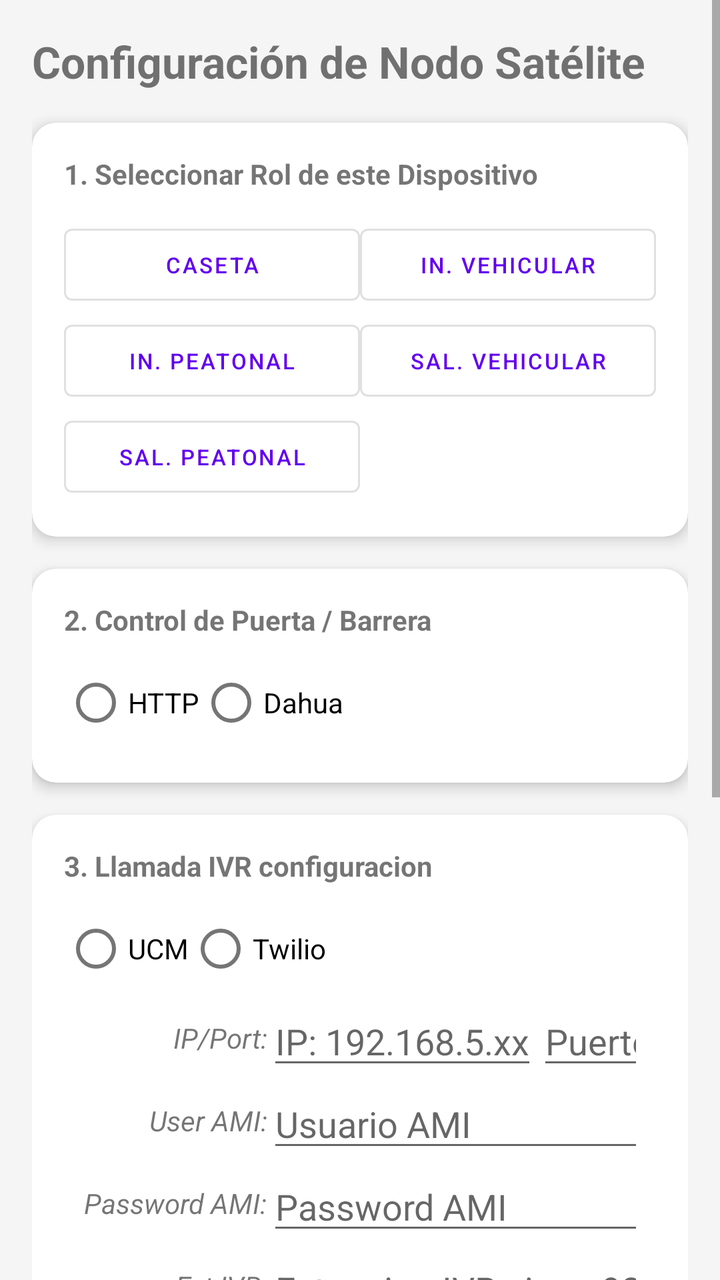
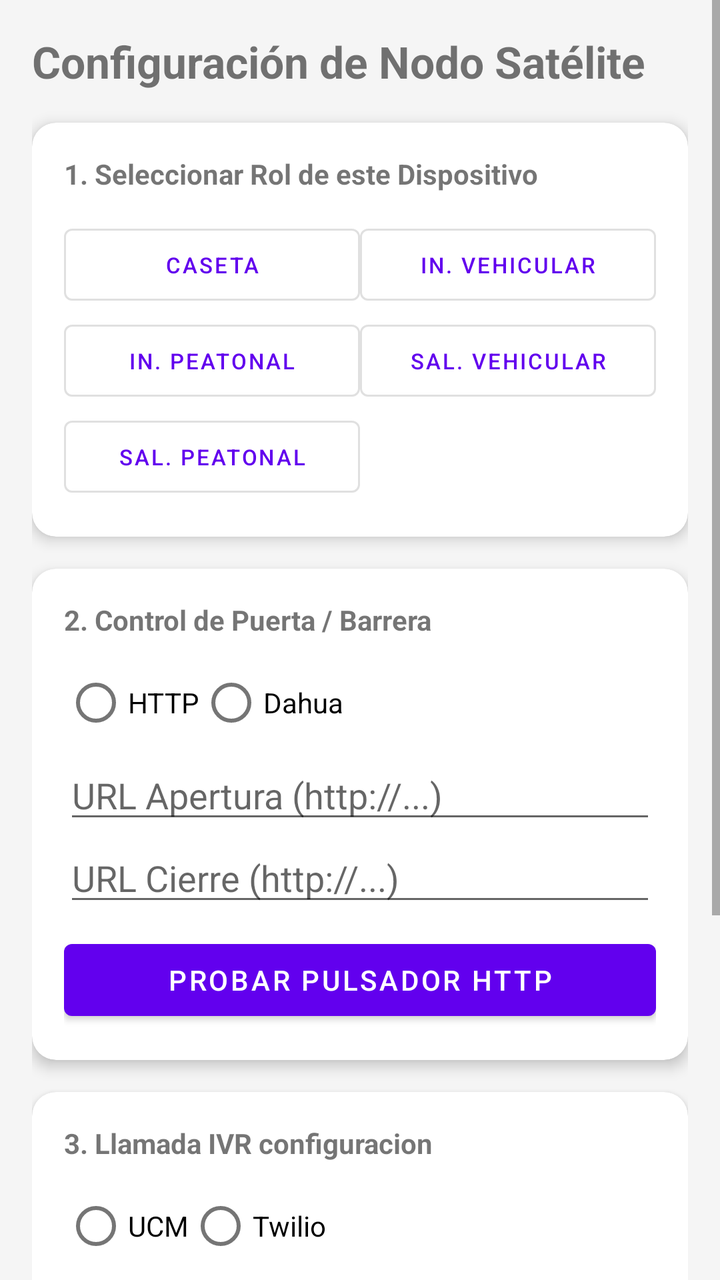

Two renders of the same Android screen: before a commit and after it. Below are the layout's source before the change and the commit's diff.
<!-- AndroidManifest.xml: application theme Theme.RondyAccesos -->
<!-- res/layout/activity_vigilante_config.xml -->
<?xml version="1.0" encoding="utf-8"?>
<ScrollView xmlns:android="http://schemas.android.com/apk/res/android"
    xmlns:app="http://schemas.android.com/apk/res-auto"
    xmlns:tools="http://schemas.android.com/tools"
    android:layout_width="match_parent"
    android:layout_height="match_parent"
    android:background="#F5F5F5">

    <LinearLayout
        android:layout_width="match_parent"
        android:layout_height="wrap_content"
        android:orientation="vertical"
        android:padding="16dp">

        <TextView
            android:layout_width="wrap_content"
            android:layout_height="wrap_content"
            android:text="Configuración de Nodo Satélite"
            android:textSize="22sp"
            android:textStyle="bold"
            android:layout_marginBottom="16dp"/>

        
        <com.google.android.material.card.MaterialCardView
            android:layout_width="match_parent"
            android:layout_height="wrap_content"
            app:cardCornerRadius="12dp"
            app:cardElevation="4dp"
            android:layout_marginBottom="16dp">

            <LinearLayout
                android:layout_width="match_parent"
                android:layout_height="wrap_content"
                android:orientation="vertical"
                android:padding="16dp">

                <TextView
                    android:layout_width="wrap_content"
                    android:layout_height="wrap_content"
                    android:text="1. Seleccionar Rol de este Dispositivo"
                    android:textStyle="bold"
                    android:layout_marginBottom="12dp"/>

                <GridLayout
                    android:layout_width="match_parent"
                    android:layout_height="wrap_content"
                    android:columnCount="2"
                    android:alignmentMode="alignMargins">

                    <Button android:id="@+id/btnConfigCaseta" style="@style/Widget.MaterialComponents.Button.OutlinedButton" android:layout_width="0dp" android:layout_gravity="fill" android:layout_columnWeight="1" android:text="Caseta" android:textSize="11sp"/>
                    <Button android:id="@+id/btnConfigIngresoVehicular" style="@style/Widget.MaterialComponents.Button.OutlinedButton" android:layout_width="0dp" android:layout_gravity="fill" android:layout_columnWeight="1" android:text="In. Vehicular" android:textSize="11sp"/>
                    <Button android:id="@+id/btnConfigIngresoPeatonal" style="@style/Widget.MaterialComponents.Button.OutlinedButton" android:layout_width="0dp" android:layout_gravity="fill" android:layout_columnWeight="1" android:text="In. Peatonal" android:textSize="11sp"/>
                    <Button android:id="@+id/btnConfigSalidaVehicular" style="@style/Widget.MaterialComponents.Button.OutlinedButton" android:layout_width="0dp" android:layout_gravity="fill" android:layout_columnWeight="1" android:text="Sal. Vehicular" android:textSize="11sp"/>
                    <Button android:id="@+id/btnConfigSalidaPeatonal" style="@style/Widget.MaterialComponents.Button.OutlinedButton" android:layout_width="0dp" android:layout_gravity="fill" android:layout_columnWeight="1" android:text="Sal. Peatonal" android:textSize="11sp"/>
                </GridLayout>
            </LinearLayout>
        </com.google.android.material.card.MaterialCardView>

        
        <com.google.android.material.card.MaterialCardView
            android:layout_width="match_parent"
            android:layout_height="wrap_content"
            app:cardCornerRadius="12dp"
            app:cardElevation="4dp"
            android:layout_marginBottom="16dp">

            <LinearLayout
                android:layout_width="match_parent"
                android:layout_height="wrap_content"
                android:orientation="vertical"
                android:padding="16dp">

                <TextView
                    android:layout_width="wrap_content"
                    android:layout_height="wrap_content"
                    android:text="2. Control de Puerta / Barrera"
                    android:textStyle="bold" />

                <RadioGroup
                    android:id="@+id/rgDoorType"
                    android:layout_width="match_parent"
                    android:layout_height="wrap_content"
                    android:orientation="horizontal"
                    android:layout_marginTop="8dp">
                    <RadioButton android:id="@+id/rbHttp" android:layout_width="wrap_content" android:layout_height="wrap_content" android:text="HTTP" />
                    <RadioButton android:id="@+id/rbDahua" android:layout_width="wrap_content" android:layout_height="wrap_content" android:text="Dahua" />
                </RadioGroup>

                
                <LinearLayout
                    android:id="@+id/layoutHttpFields"
                    android:layout_width="match_parent"
                    android:layout_height="wrap_content"
                    android:orientation="vertical"
                    android:visibility="gone">

                    <EditText
                        android:id="@+id/etUrlOpen"
                        android:layout_width="match_parent"
                        android:layout_height="wrap_content"
                        android:hint="URL Apertura (http://...)" />

                    <EditText
                        android:id="@+id/etUrlClose"
                        android:layout_width="match_parent"
                        android:layout_height="wrap_content"
                        android:hint="URL Cierre (http://...)" />

                    <Button
                        android:id="@+id/btnTestHttp"
                        android:layout_width="match_parent"
                        android:layout_height="wrap_content"
                        android:layout_marginTop="8dp"
                        android:text="Probar Pulsador HTTP" />
                </LinearLayout>

                
                <GridLayout
                    android:id="@+id/layoutDahuaFields"
                    android:layout_width="match_parent"
                    android:layout_height="wrap_content"
                    android:alignmentMode="alignMargins"
                    android:columnCount="2"
                    android:paddingHorizontal="10dp"
                    android:visibility="gone">

                    <TextView
                        android:layout_width="wrap_content"
                        android:layout_height="wrap_content"
                        android:text="IP:"
                        android:textStyle="italic" />

                    <EditText
                        android:id="@+id/etDahuaIp"
                        android:layout_width="match_parent"
                        android:layout_height="wrap_content"
                        android:hint="IP Dahua (192.168.x.x)" />


                    <TextView
                        android:layout_width="wrap_content"
                        android:layout_height="wrap_content"
                        android:text="Usuario:"
                        android:textStyle="italic" />

                    <EditText
                        android:id="@+id/etDahuaUser"
                        android:layout_width="match_parent"
                        android:layout_height="wrap_content"
                        android:hint="Usuario" />

                    <TextView
                        android:layout_width="wrap_content"
                        android:layout_height="wrap_content"
                        android:text="Password:"
                        android:textStyle="italic" />

                    <EditText
                        android:id="@+id/etDahuaPass"
                        android:layout_width="match_parent"
                        android:layout_height="wrap_content"
                        android:hint="Contraseña"
                        android:inputType="textPassword" />

                    <TextView
                        android:layout_width="wrap_content"
                        android:layout_height="wrap_content"
                        android:text="Puerta/Pluma:"
                        android:textStyle="italic" />

                    <TextView
                        android:id="@+id/txtPuertaConfiguradaInfo"
                        android:layout_width="wrap_content"
                        android:layout_height="wrap_content"
                        android:text="...."
                        android:textStyle="bold" />

                    <Button
                        android:id="@+id/btnDahuaConnect"
                        android:layout_width="match_parent"
                        android:layout_height="wrap_content"
                        android:layout_columnSpan="2"
                        android:text="Leer Puertas Disponibles" />

                    <Spinner
                        android:id="@+id/spDahuaDoors"
                        android:layout_width="match_parent"
                        android:layout_height="wrap_content"
                        android:layout_columnSpan="2"
                        android:layout_marginTop="8dp"
                        android:visibility="gone" />

                    <Button
                        android:id="@+id/btnTestDahua"
                        android:layout_width="match_parent"
                        android:layout_height="wrap_content"
                        android:layout_columnSpan="2"
                        android:layout_marginTop="8dp"
                        android:text="Probar Apertura Dahua"
                        android:visibility="gone" />
                </GridLayout>

            </LinearLayout>
        </com.google.android.material.card.MaterialCardView>

        
        <com.google.android.material.card.MaterialCardView
            android:layout_width="match_parent"
            android:layout_height="wrap_content"
            app:cardCornerRadius="12dp"
            app:cardElevation="4dp"
            android:layout_marginBottom="16dp">

            <LinearLayout
                android:layout_width="match_parent"
                android:layout_height="wrap_content"
                android:orientation="vertical"
                android:padding="16dp">

                <TextView
                    android:layout_width="wrap_content"
                    android:layout_height="wrap_content"
                    android:text="3. Llamada IVR configuracion"
                    android:textStyle="bold" />

                <RadioGroup
                    android:id="@+id/rgIVRType"
                    android:layout_width="match_parent"
                    android:layout_height="wrap_content"
                    android:orientation="horizontal"
                    android:layout_marginTop="8dp">
                    <RadioButton android:id="@+id/rbUCM" android:layout_width="wrap_content" android:layout_height="wrap_content" android:text="UCM" />
                    <RadioButton android:id="@+id/rbTwilio" android:layout_width="wrap_content" android:layout_height="wrap_content" android:text="Twilio" />
                </RadioGroup>

                
                <GridLayout
                    android:id="@+id/layoutUCMFields"
                    android:layout_width="match_parent"
                    android:layout_height="wrap_content"
                    android:alignmentMode="alignMargins"
                    android:columnCount="2"
                    android:paddingHorizontal="10dp"
                    android:visibility="visible">

                    <TextView
                        android:layout_width="wrap_content"
                        android:layout_height="wrap_content"
                        android:layout_gravity="right|center_vertical"
                        android:text="IP/Port:"
                        android:textStyle="italic" />

                    <LinearLayout
                        android:layout_width="wrap_content"
                        android:layout_height="wrap_content"
                        android:orientation="horizontal">

                        <EditText
                            android:id="@+id/etUCM_ip"
                            android:layout_width="match_parent"
                            android:layout_height="wrap_content"
                            android:hint="IP: 192.168.5.xx" />

                        <EditText
                            android:id="@+id/etUCM_port_AMI"
                            android:layout_width="match_parent"
                            android:layout_height="wrap_content"
                            android:hint="Puerto: 5039" />
                    </LinearLayout>

                    <TextView
                        android:layout_width="wrap_content"
                        android:layout_height="wrap_content"
                        android:layout_gravity="right|center_vertical"
                        android:text="User AMI:"
                        android:textStyle="italic" />

                    <EditText
                        android:id="@+id/etUCM_user_AMI"
                        android:layout_width="match_parent"
                        android:layout_height="wrap_content"
                        android:hint="Usuario AMI" />

                    <TextView
                        android:layout_width="wrap_content"
                        android:layout_height="wrap_content"
                        android:layout_gravity="right|center_vertical"
                        android:text="Password AMI:"
                        android:textStyle="italic" />

                    <EditText
                        android:id="@+id/etUCM_pass_AMI"
                        android:layout_width="match_parent"
                        android:layout_height="wrap_content"
                        android:hint="Password AMI" />

                    <TextView
                        android:layout_width="wrap_content"
                        android:layout_height="wrap_content"
                        android:layout_gravity="right|center_vertical"
                        android:text="Ext IVR:"
                        android:textStyle="italic" />

                    <EditText
                        android:id="@+id/etUCM_ext_IVR"
                        android:layout_width="match_parent"
                        android:layout_height="wrap_content"
                        android:hint="Extencion IVR ejem: 9382" />

                    <TextView
                        android:layout_width="wrap_content"
                        android:layout_height="wrap_content"
                        android:layout_gravity="right|center_vertical"
                        android:text="Test Telefono:"
                        android:textStyle="italic" />

                    <EditText
                        android:id="@+id/etUCM_telefono_test"
                        android:layout_width="wrap_content"
                        android:layout_height="wrap_content"
                        android:layout_weight="0.5"
                        android:hint="TEL test:3349226633" />

                    <Spinner
                        android:id="@+id/spUCMTest"
                        android:layout_width="match_parent"
                        android:layout_height="wrap_content"
                        android:layout_columnSpan="2"
                        android:layout_marginTop="8dp"
                        android:visibility="gone" />
                    <Button
                        android:id="@+id/btnUCM_test"
                        android:layout_width="wrap_content"
                        android:layout_height="wrap_content"
                        android:layout_columnSpan="2"
                        android:layout_gravity="center_horizontal"
                        android:layout_margin="8dp"
                        android:text="Probar IVR UCM"
                        tools:visibility="visible" />

                </GridLayout>

                
                <GridLayout
                    android:id="@+id/layoutTwilioFields"
                    android:layout_width="match_parent"
                    android:layout_height="wrap_content"
                    android:alignmentMode="alignMargins"
                    android:columnCount="2"
                    android:paddingHorizontal="10dp"
                    android:visibility="gone">

                    <TextView
                        android:layout_width="wrap_content"
                        android:layout_height="wrap_content"
                        android:layout_gravity="right|center_vertical"
                        android:text="Account SID:"
                        android:textStyle="italic" />

                    <EditText
                        android:id="@+id/etTwilio_account_sid"
                        android:layout_width="match_parent"
                        android:layout_height="wrap_content"
                        android:hint="SID" />


                    <TextView
                        android:layout_width="wrap_content"
                        android:layout_height="wrap_content"
                        android:layout_gravity="right|center_vertical"
                        android:text="Token:"
                        android:textStyle="italic" />

                    <EditText
                        android:id="@+id/etTwilio_token"
                        android:layout_width="match_parent"
                        android:layout_height="wrap_content"
                        android:hint="Token" />

                    <TextView
                        android:layout_width="wrap_content"
                        android:layout_height="wrap_content"
                        android:layout_gravity="right|center_vertical"
                        android:text="URL flow:"
                        android:textStyle="italic" />

                    <EditText
                        android:id="@+id/etTwilio_url_flow"
                        android:layout_width="match_parent"
                        android:layout_height="wrap_content"
                        android:hint="https://twilio.com/..."
                        android:inputType="textPassword" />

                    <TextView
                        android:layout_width="wrap_content"
                        android:layout_height="wrap_content"
                        android:layout_gravity="right|center_vertical"
                        android:text="Twilio Telefono:"
                        android:textStyle="italic" />

                    <EditText
                        android:id="@+id/etTwilio_telefono"
                        android:layout_width="wrap_content"
                        android:layout_height="wrap_content"
                        android:hint="52xxxxxx3" />

                    <Spinner
                        android:id="@+id/spTwilioTest"
                        android:layout_width="match_parent"
                        android:layout_height="wrap_content"
                        android:layout_columnSpan="2"
                        android:layout_marginTop="8dp"
                        android:visibility="gone" />

                    <Button
                        android:id="@+id/btnTwilioTest"
                        android:layout_width="match_parent"
                        android:layout_height="wrap_content"
                        android:layout_columnSpan="2"
                        android:layout_marginTop="8dp"
                        android:text="Test TWILIO call"
                        android:visibility="gone" />
                </GridLayout>

            </LinearLayout>
        </com.google.android.material.card.MaterialCardView>

        
        <Button android:id="@+id/btnBuscarAmigosRED" android:layout_width="match_parent" android:layout_height="wrap_content" android:text="Escanear Red (Modo Satélite)" style="@style/Widget.MaterialComponents.Button.Icon" app:icon="@android:drawable/ic_menu_search"/>

        <ScrollView android:id="@+id/scrollConsole" android:layout_width="match_parent" android:layout_height="150dp" android:background="#000" android:layout_marginTop="8dp" android:padding="8dp">
            <TextView android:id="@+id/txtConsole" android:layout_width="match_parent" android:layout_height="wrap_content" android:textColor="#0F0" android:fontFamily="monospace" android:textSize="10sp" android:text="Logs de red..."/>
        </ScrollView>

    </LinearLayout>
</ScrollView>
<!-- resources referenced by this layout -->
<resources>
  <style name="Theme.RondyAccesos" parent="Theme.MaterialComponents.DayNight.NoActionBar">
          
          <item name="colorPrimary">@color/purple_500</item>
          <item name="colorPrimaryVariant">@color/purple_700</item>
          <item name="colorOnPrimary">@color/white</item>
          
          <item name="colorSecondary">@color/teal_200</item>
          <item name="colorSecondaryVariant">@color/teal_700</item>
          <item name="colorOnSecondary">@color/black</item>
          
  
          
          <item name="android:windowFullscreen">false</item>
          <item name="android:windowContentOverlay">@null</item>
          <item name="android:statusBarColor">@color/purple_700</item>
      </style>
  <color name="purple_500">#FF6200EE</color>
  <color name="purple_700">#FF3700B3</color>
  <color name="white">#FFFFFFFF</color>
  <color name="teal_200">#FF03DAC5</color>
  <color name="teal_700">#FF018786</color>
  <color name="black">#FF000000</color>
</resources>

<!-- the commit's change to res/layout/activity_vigilante_config.xml (unified diff, before → after) -->
@@ -92,7 +92,7 @@
                     android:layout_width="match_parent"
                     android:layout_height="wrap_content"
                     android:orientation="vertical"
-                    android:visibility="gone">
+                    android:visibility="visible">
 
                     <EditText
                         android:id="@+id/etUrlOpen"
@@ -241,7 +241,7 @@
                     android:alignmentMode="alignMargins"
                     android:columnCount="2"
                     android:paddingHorizontal="10dp"
-                    android:visibility="visible">
+                    android:visibility="gone">
 
                     <TextView
                         android:layout_width="wrap_content"
@@ -292,7 +292,8 @@
                         android:id="@+id/etUCM_pass_AMI"
                         android:layout_width="match_parent"
                         android:layout_height="wrap_content"
-                        android:hint="Password AMI" />
+                        android:hint="Password AMI"
+                        android:inputType="text|textPassword" />
 
                     <TextView
                         android:layout_width="wrap_content"
@@ -328,6 +329,7 @@
                         android:layout_columnSpan="2"
                         android:layout_marginTop="8dp"
                         android:visibility="gone" />
+
                     <Button
                         android:id="@+id/btnUCM_test"
                         android:layout_width="wrap_content"
@@ -375,7 +377,8 @@
                         android:id="@+id/etTwilio_token"
                         android:layout_width="match_parent"
                         android:layout_height="wrap_content"
-                        android:hint="Token" />
+                        android:hint="Token"
+                        android:inputType="text|textPassword" />
 
                     <TextView
                         android:layout_width="wrap_content"
